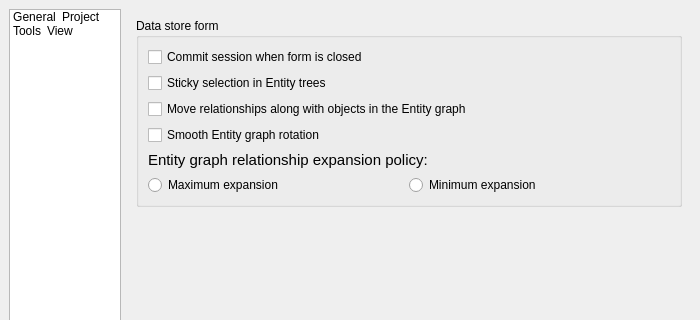
The window that spinetoolbox/ui/settings.ui (spine-tools/Spine-Toolbox) describes before a commit, drawn with Qt 5; both pictures show x 0 to 700 and y 0 to 320 of the 700 by 550 pixel window.
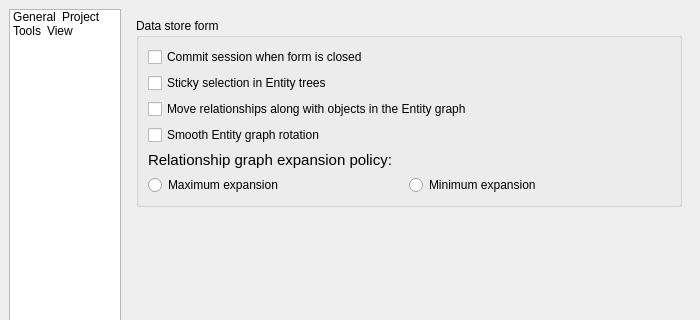
The same window after the commit. Icons and pictures are not drawn.

Commit message:
Fix Data Store form 'Export as PDF' action
We were having problems with the item scaling, now it's better.

```diff
--- a/spinetoolbox/ui/settings.ui
+++ b/spinetoolbox/ui/settings.ui
@@ -1062,7 +1062,7 @@
                </font>
               </property>
               <property name="text">
-               <string>Entity graph relationship expansion policy:</string>
+               <string>Relationship graph expansion policy:</string>
               </property>
              </widget>
             </item>
```
Left out of the diff: 4 changed lines with no effect on the pictures. The commit also changes 3 other files.
